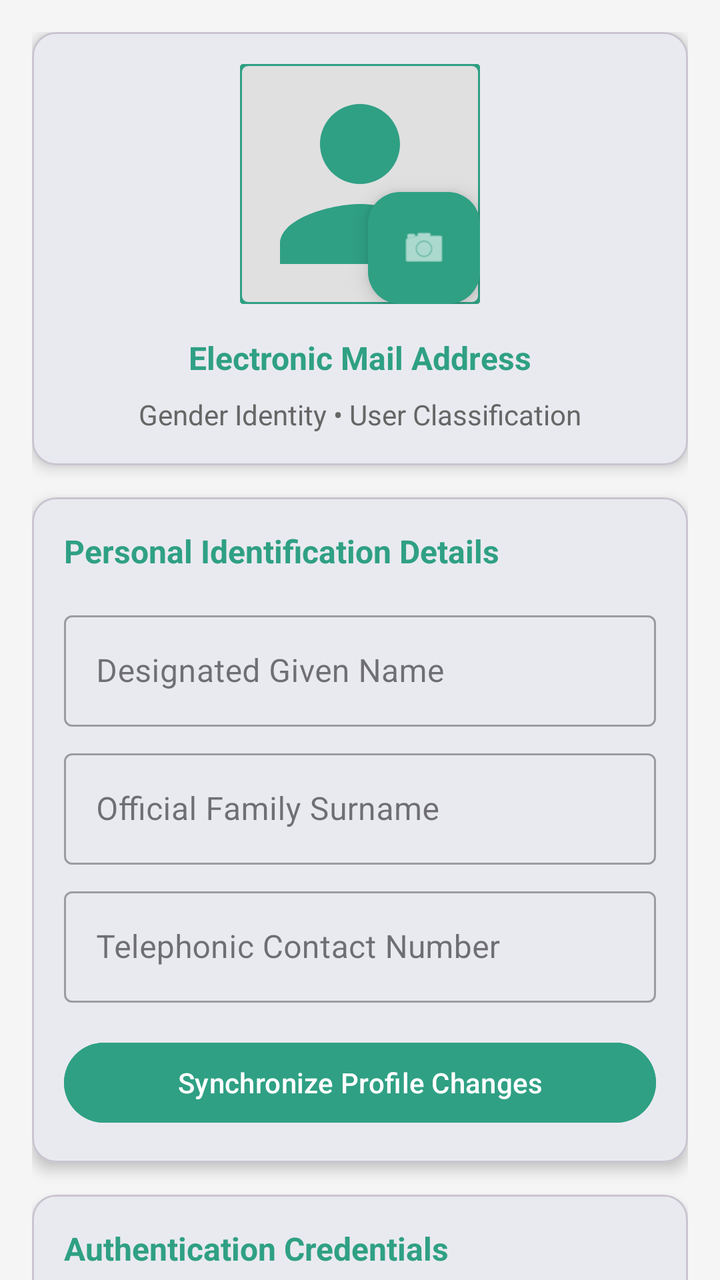
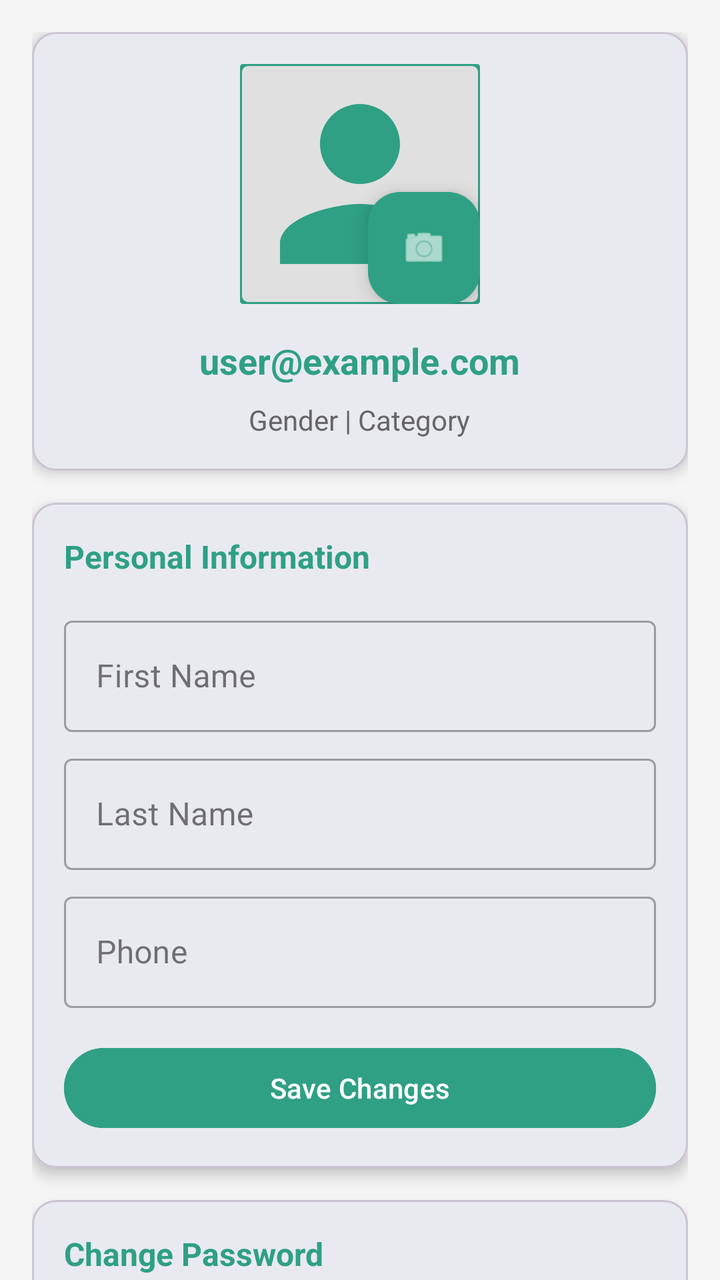

The first picture is an Android layout as it rendered before a commit; the second is the same layout after the commit. The layout source and the unified diff follow.
<!-- AndroidManifest.xml: application theme Theme._1222275_1220495_CourseProject -->
<!-- res/layout/fragment_profile.xml -->
<?xml version="1.0" encoding="utf-8"?>
<androidx.core.widget.NestedScrollView xmlns:android="http://schemas.android.com/apk/res/android"
    xmlns:app="http://schemas.android.com/apk/res-auto"
    android:layout_width="match_parent"
    android:layout_height="match_parent"
    android:background="#F5F5F5">

    <LinearLayout
        android:layout_width="match_parent"
        android:layout_height="wrap_content"
        android:orientation="vertical"
        android:padding="16dp">

        <com.google.android.material.card.MaterialCardView
            android:layout_width="match_parent"
            android:layout_height="wrap_content"
            app:cardCornerRadius="12dp"
            app:cardElevation="4dp"
            android:layout_marginBottom="16dp">

            <LinearLayout
                android:layout_width="match_parent"
                android:layout_height="wrap_content"
                android:orientation="vertical"
                android:padding="16dp"
                android:gravity="center">

                <FrameLayout
                    android:layout_width="wrap_content"
                    android:layout_height="wrap_content">

                    <com.google.android.material.imageview.ShapeableImageView
                        android:id="@+id/imgProfile"
                        android:layout_width="120dp"
                        android:layout_height="120dp"
                        android:scaleType="centerCrop"
                        android:src="@drawable/ic_person"
                        app:shapeAppearanceOverlay="@style/ShapeAppearance.MaterialComponents.SmallComponent"
                        android:background="#E0E0E0"
                        app:strokeColor="#2FA084"
                        app:strokeWidth="2dp"/>

                    <com.google.android.material.floatingactionbutton.FloatingActionButton
                        android:id="@+id/fabEditImage"
                        android:layout_width="wrap_content"
                        android:layout_height="wrap_content"
                        android:layout_gravity="bottom|end"
                        app:fabSize="mini"
                        app:srcCompat="@android:drawable/ic_menu_camera"
                        app:backgroundTint="#2FA084"
                        app:tint="@color/white"
                        android:contentDescription="Modify Profile Imagery" />
                </FrameLayout>

                <TextView
                    android:id="@+id/tvProfileEmail"
                    android:layout_width="wrap_content"
                    android:layout_height="wrap_content"
                    android:layout_marginTop="16dp"
                    android:textSize="16sp"
                    android:textStyle="bold"
                    android:textColor="#2FA084"
                    android:text="Electronic Mail Address" />

                <LinearLayout
                    android:layout_width="match_parent"
                    android:layout_height="wrap_content"
                    android:orientation="horizontal"
                    android:gravity="center"
                    android:layout_marginTop="8dp">

                    <TextView
                        android:id="@+id/tvProfileGender"
                        android:layout_width="wrap_content"
                        android:layout_height="wrap_content"
                        android:text="Gender Identity"
                        android:textColor="#666666" />

                    <TextView
                        android:layout_width="wrap_content"
                        android:layout_height="wrap_content"
                        android:text=" • "
                        android:textColor="#666666" />

                    <TextView
                        android:id="@+id/tvProfileCategory"
                        android:layout_width="wrap_content"
                        android:layout_height="wrap_content"
                        android:text="User Classification"
                        android:textColor="#666666" />
                </LinearLayout>

            </LinearLayout>
        </com.google.android.material.card.MaterialCardView>

        <com.google.android.material.card.MaterialCardView
            android:layout_width="match_parent"
            android:layout_height="wrap_content"
            app:cardCornerRadius="12dp"
            app:cardElevation="4dp"
            android:layout_marginBottom="16dp">

            <LinearLayout
                android:layout_width="match_parent"
                android:layout_height="wrap_content"
                android:orientation="vertical"
                android:padding="16dp">

                <TextView
                    android:layout_width="wrap_content"
                    android:layout_height="wrap_content"
                    android:text="Personal Identification Details"
                    android:textSize="16sp"
                    android:textStyle="bold"
                    android:textColor="#2FA084"
                    android:layout_marginBottom="16dp" />

                <com.google.android.material.textfield.TextInputLayout
                    android:layout_width="match_parent"
                    android:layout_height="wrap_content"
                    android:hint="Designated Given Name"
                    style="@style/Widget.MaterialComponents.TextInputLayout.OutlinedBox">

                    <com.google.android.material.textfield.TextInputEditText
                        android:id="@+id/etProfileFirstName"
                        android:layout_width="match_parent"
                        android:layout_height="wrap_content"
                        android:inputType="textPersonName" />
                </com.google.android.material.textfield.TextInputLayout>

                <com.google.android.material.textfield.TextInputLayout
                    android:layout_width="match_parent"
                    android:layout_height="wrap_content"
                    android:layout_marginTop="8dp"
                    android:hint="Official Family Surname"
                    style="@style/Widget.MaterialComponents.TextInputLayout.OutlinedBox">

                    <com.google.android.material.textfield.TextInputEditText
                        android:id="@+id/etProfileLastName"
                        android:layout_width="match_parent"
                        android:layout_height="wrap_content"
                        android:inputType="textPersonName" />
                </com.google.android.material.textfield.TextInputLayout>

                <com.google.android.material.textfield.TextInputLayout
                    android:layout_width="match_parent"
                    android:layout_height="wrap_content"
                    android:layout_marginTop="8dp"
                    android:hint="Telephonic Contact Number"
                    style="@style/Widget.MaterialComponents.TextInputLayout.OutlinedBox">

                    <com.google.android.material.textfield.TextInputEditText
                        android:id="@+id/etProfilePhone"
                        android:layout_width="match_parent"
                        android:layout_height="wrap_content"
                        android:inputType="phone" />
                </com.google.android.material.textfield.TextInputLayout>

                <com.google.android.material.button.MaterialButton
                    android:id="@+id/btnUpdateProfile"
                    android:layout_width="match_parent"
                    android:layout_height="wrap_content"
                    android:layout_marginTop="16dp"
                    android:text="Synchronize Profile Changes"
                    android:backgroundTint="#2FA084" />

            </LinearLayout>
        </com.google.android.material.card.MaterialCardView>

        <com.google.android.material.card.MaterialCardView
            android:layout_width="match_parent"
            android:layout_height="wrap_content"
            app:cardCornerRadius="12dp"
            app:cardElevation="4dp"
            android:layout_marginBottom="16dp">

            <LinearLayout
                android:layout_width="match_parent"
                android:layout_height="wrap_content"
                android:orientation="vertical"
                android:padding="16dp">

                <TextView
                    android:layout_width="wrap_content"
                    android:layout_height="wrap_content"
                    android:text="Authentication Credentials"
                    android:textSize="16sp"
                    android:textStyle="bold"
                    android:textColor="#2FA084"
                    android:layout_marginBottom="16dp" />

                <com.google.android.material.textfield.TextInputLayout
                    android:layout_width="match_parent"
                    android:layout_height="wrap_content"
                    android:hint="Enhanced Security Passcode"
                    app:passwordToggleEnabled="true"
                    style="@style/Widget.MaterialComponents.TextInputLayout.OutlinedBox">

                    <com.google.android.material.textfield.TextInputEditText
                        android:id="@+id/etProfileNewPassword"
                        android:layout_width="match_parent"
                        android:layout_height="wrap_content"
                        android:inputType="textPassword" />
                </com.google.android.material.textfield.TextInputLayout>

                <com.google.android.material.textfield.TextInputLayout
                    android:layout_width="match_parent"
                    android:layout_height="wrap_content"
                    android:layout_marginTop="8dp"
                    android:hint="Confirm Security Passcode"
                    app:passwordToggleEnabled="true"
                    style="@style/Widget.MaterialComponents.TextInputLayout.OutlinedBox">

                    <com.google.android.material.textfield.TextInputEditText
                        android:id="@+id/etProfileConfirmNewPassword"
                        android:layout_width="match_parent"
                        android:layout_height="wrap_content"
                        android:inputType="textPassword" />
                </com.google.android.material.textfield.TextInputLayout>

                <com.google.android.material.button.MaterialButton
                    android:id="@+id/btnUpdatePassword"
                    android:layout_width="match_parent"
                    android:layout_height="wrap_content"
                    android:layout_marginTop="16dp"
                    android:text="Modify Security Authentication"
                    android:backgroundTint="#2FA084" />

            </LinearLayout>
        </com.google.android.material.card.MaterialCardView>

    </LinearLayout>
</androidx.core.widget.NestedScrollView>
<!-- resources referenced by this layout -->
<resources>
  <color name="white">#FFFFFFFF</color>
  <!-- drawable ic_person (drawable) -->
  <?xml version="1.0" encoding="utf-8"?>
  <vector xmlns:android="http://schemas.android.com/apk/res/android"
      android:width="24dp"
      android:height="24dp"
      android:viewportWidth="24"
      android:viewportHeight="24"
      android:tint="#2FA084">
      <path
          android:fillColor="@android:color/white"
          android:pathData="M12,12c2.21,0 4,-1.79 4,-4s-1.79,-4 -4,-4 -4,1.79 -4,4 1.79,4 4,4zM12,14c-2.67,0 -8,1.34 -8,4v2h16v-2c0,-2.66 -5.33,-4 -8,-4z" />
  </vector>
  <style name="Theme._1222275_1220495_CourseProject" parent="Base.Theme._1222275_1220495_CourseProject" />
  <style name="Base.Theme._1222275_1220495_CourseProject" parent="Theme.Material3.Light.NoActionBar">
          
          <item name="colorPrimary">@color/primary_green</item>
          <item name="colorSecondary">@color/secondary_green</item>
          <item name="android:windowBackground">@color/white</item>
          <item name="android:statusBarColor">@color/primary_green</item>
      </style>
  <color name="primary_green">#1F6F5F</color>
  <color name="secondary_green">#2FA084</color>
</resources>

<!-- the commit's change to res/layout/fragment_profile.xml (unified diff, before → after) -->
@@ -49,7 +49,7 @@
                         app:srcCompat="@android:drawable/ic_menu_camera"
                         app:backgroundTint="#2FA084"
                         app:tint="@color/white"
-                        android:contentDescription="Modify Profile Imagery" />
+                        android:contentDescription="Edit Profile Image" />
                 </FrameLayout>
 
                 <TextView
@@ -57,10 +57,10 @@
                     android:layout_width="wrap_content"
                     android:layout_height="wrap_content"
                     android:layout_marginTop="16dp"
-                    android:textSize="16sp"
+                    android:textSize="18sp"
                     android:textStyle="bold"
                     android:textColor="#2FA084"
-                    android:text="Electronic Mail Address" />
+                    android:text="user@example.com" />
 
                 <LinearLayout
                     android:layout_width="match_parent"
@@ -73,20 +73,20 @@
                         android:id="@+id/tvProfileGender"
                         android:layout_width="wrap_content"
                         android:layout_height="wrap_content"
-                        android:text="Gender Identity"
+                        android:text="Gender"
                         android:textColor="#666666" />
 
                     <TextView
                         android:layout_width="wrap_content"
                         android:layout_height="wrap_content"
-                        android:text=" • "
+                        android:text=" | "
                         android:textColor="#666666" />
 
                     <TextView
                         android:id="@+id/tvProfileCategory"
                         android:layout_width="wrap_content"
                         android:layout_height="wrap_content"
-                        android:text="User Classification"
+                        android:text="Category"
                         android:textColor="#666666" />
                 </LinearLayout>
 
@@ -109,7 +109,7 @@
                 <TextView
                     android:layout_width="wrap_content"
                     android:layout_height="wrap_content"
-                    android:text="Personal Identification Details"
+                    android:text="Personal Information"
                     android:textSize="16sp"
                     android:textStyle="bold"
                     android:textColor="#2FA084"
@@ -118,7 +118,7 @@
                 <com.google.android.material.textfield.TextInputLayout
                     android:layout_width="match_parent"
                     android:layout_height="wrap_content"
-                    android:hint="Designated Given Name"
+                    android:hint="First Name"
                     style="@style/Widget.MaterialComponents.TextInputLayout.OutlinedBox">
 
                     <com.google.android.material.textfield.TextInputEditText
@@ -132,7 +132,7 @@
                     android:layout_width="match_parent"
                     android:layout_height="wrap_content"
                     android:layout_marginTop="8dp"
-                    android:hint="Official Family Surname"
+                    android:hint="Last Name"
                     style="@style/Widget.MaterialComponents.TextInputLayout.OutlinedBox">
 
                     <com.google.android.material.textfield.TextInputEditText
@@ -146,7 +146,7 @@
                     android:layout_width="match_parent"
                     android:layout_height="wrap_content"
                     android:layout_marginTop="8dp"
-                    android:hint="Telephonic Contact Number"
+                    android:hint="Phone"
                     style="@style/Widget.MaterialComponents.TextInputLayout.OutlinedBox">
 
                     <com.google.android.material.textfield.TextInputEditText
@@ -161,7 +161,7 @@
                     android:layout_width="match_parent"
                     android:layout_height="wrap_content"
                     android:layout_marginTop="16dp"
-                    android:text="Synchronize Profile Changes"
+                    android:text="Save Changes"
                     android:backgroundTint="#2FA084" />
 
             </LinearLayout>
@@ -183,7 +183,7 @@
                 <TextView
                     android:layout_width="wrap_content"
                     android:layout_height="wrap_content"
-                    android:text="Authentication Credentials"
+                    android:text="Change Password"
                     android:textSize="16sp"
                     android:textStyle="bold"
                     android:textColor="#2FA084"
@@ -192,7 +192,7 @@
                 <com.google.android.material.textfield.TextInputLayout
                     android:layout_width="match_parent"
                     android:layout_height="wrap_content"
-                    android:hint="Enhanced Security Passcode"
+                    android:hint="New Password"
                     app:passwordToggleEnabled="true"
                     style="@style/Widget.MaterialComponents.TextInputLayout.OutlinedBox">
 
@@ -207,7 +207,7 @@
                     android:layout_width="match_parent"
                     android:layout_height="wrap_content"
                     android:layout_marginTop="8dp"
-                    android:hint="Confirm Security Passcode"
+                    android:hint="Confirm New Password"
                     app:passwordToggleEnabled="true"
                     style="@style/Widget.MaterialComponents.TextInputLayout.OutlinedBox">
 
@@ -223,7 +223,7 @@
                     android:layout_width="match_parent"
                     android:layout_height="wrap_content"
                     android:layout_marginTop="16dp"
-                    android:text="Modify Security Authentication"
+                    android:text="Update Password"
                     android:backgroundTint="#2FA084" />
 
             </LinearLayout>
